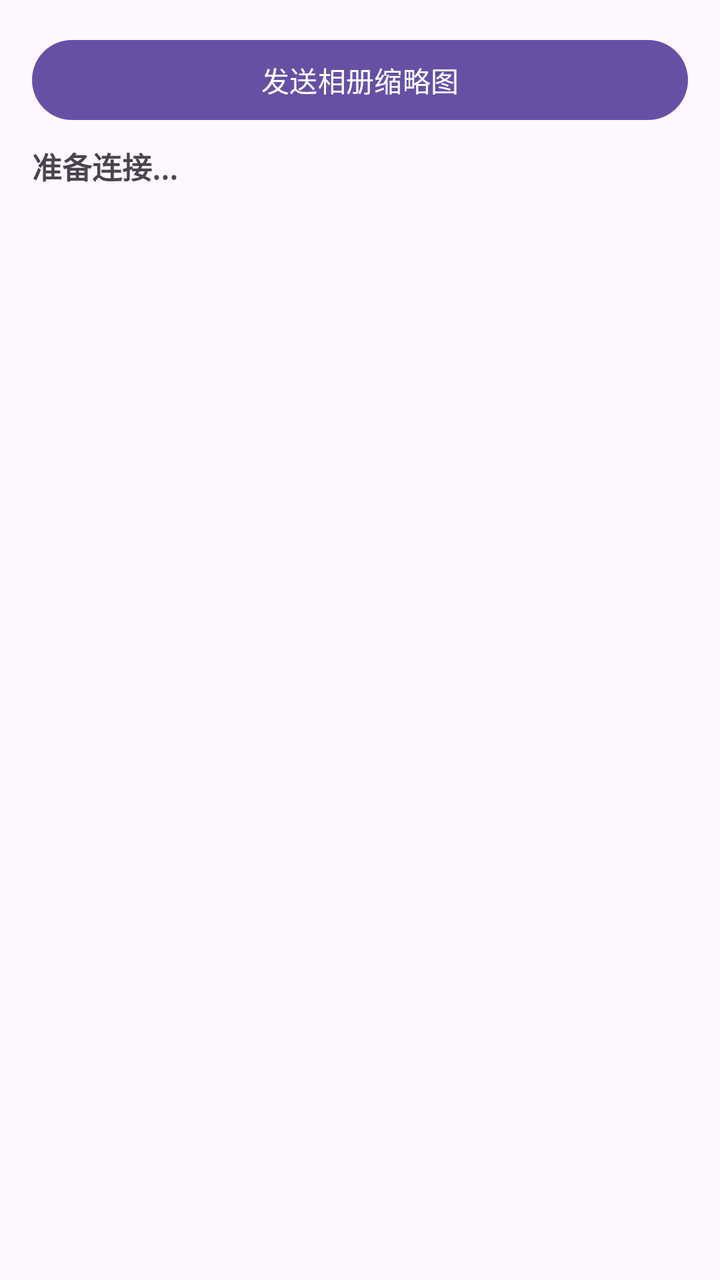
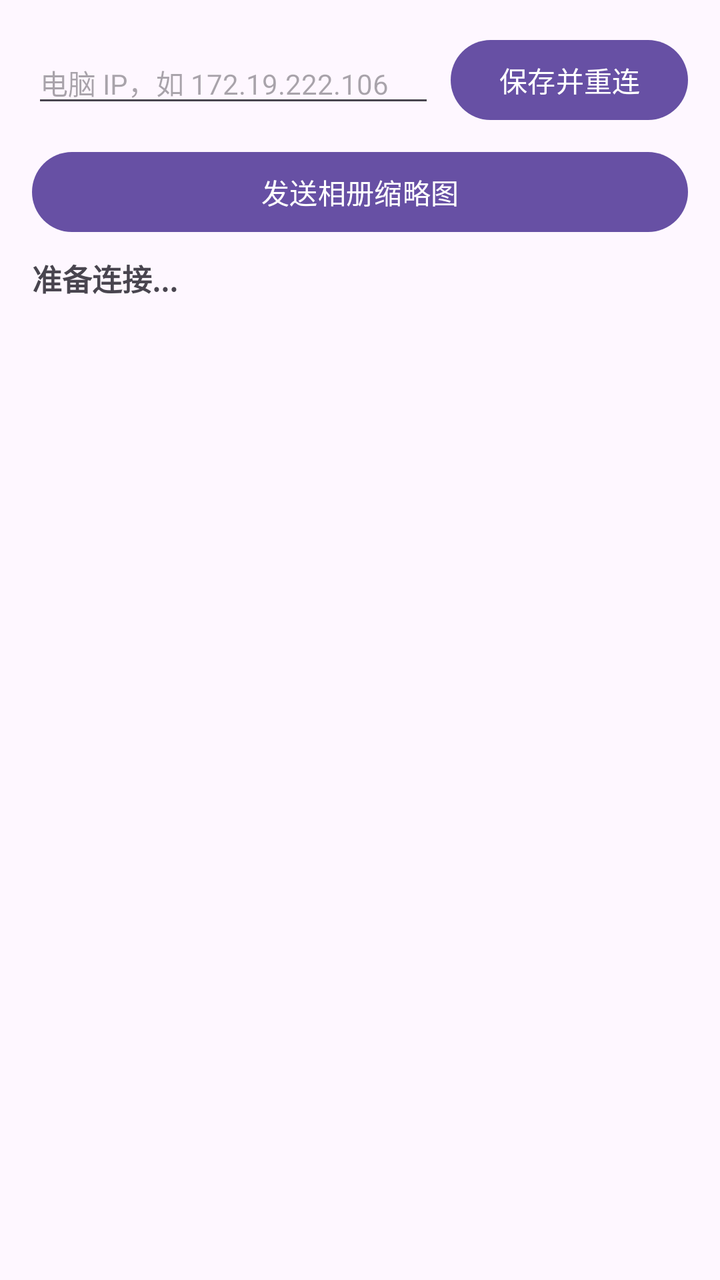

The first picture is an Android layout as it rendered before a commit; the second is the same layout after the commit. The layout source and the unified diff follow.
<!-- AndroidManifest.xml: application theme Theme.LocalConnect -->
<!-- res/layout/activity_main.xml -->
<?xml version="1.0" encoding="utf-8"?>
<LinearLayout xmlns:android="http://schemas.android.com/apk/res/android"
    android:id="@+id/main"
    android:layout_width="match_parent"
    android:layout_height="match_parent"
    android:orientation="vertical"
    android:padding="16dp">

    <Button
        android:id="@+id/thumbButton"
        android:layout_width="match_parent"
        android:layout_height="wrap_content"
        android:text="发送相册缩略图" />

    <TextView
        android:id="@+id/statusText"
        android:layout_width="match_parent"
        android:layout_height="wrap_content"
        android:layout_marginTop="8dp"
        android:text="准备连接..."
        android:textSize="15sp"
        android:textStyle="bold" />

    <TextView
        android:id="@+id/logText"
        android:layout_width="match_parent"
        android:layout_height="0dp"
        android:layout_weight="1"
        android:layout_marginTop="8dp"
        android:fontFamily="monospace"
        android:textSize="11sp"
        android:scrollbars="vertical" />

</LinearLayout>
<!-- resources referenced by this layout -->
<resources>
  <style name="Theme.LocalConnect" parent="Base.Theme.LocalConnect" />
  <style name="Base.Theme.LocalConnect" parent="Theme.Material3.DayNight.NoActionBar">
          
          
      </style>
</resources>

<!-- the commit's change to res/layout/activity_main.xml (unified diff, before → after) -->
@@ -6,10 +6,37 @@
     android:orientation="vertical"
     android:padding="16dp">
 
+    <LinearLayout
+        android:layout_width="match_parent"
+        android:layout_height="wrap_content"
+        android:gravity="center_vertical"
+        android:orientation="horizontal">
+
+        <EditText
+            android:id="@+id/ipInput"
+            android:layout_width="0dp"
+            android:layout_height="wrap_content"
+            android:layout_weight="1"
+            android:hint="电脑 IP，如 172.19.222.106"
+            android:imeOptions="actionDone"
+            android:importantForAutofill="no"
+            android:inputType="text"
+            android:maxLines="1"
+            android:textSize="14sp" />
+
+        <Button
+            android:id="@+id/saveIpButton"
+            android:layout_width="wrap_content"
+            android:layout_height="wrap_content"
+            android:layout_marginStart="8dp"
+            android:text="保存并重连" />
+    </LinearLayout>
+
     <Button
         android:id="@+id/thumbButton"
         android:layout_width="match_parent"
         android:layout_height="wrap_content"
+        android:layout_marginTop="8dp"
         android:text="发送相册缩略图" />
 
     <TextView
